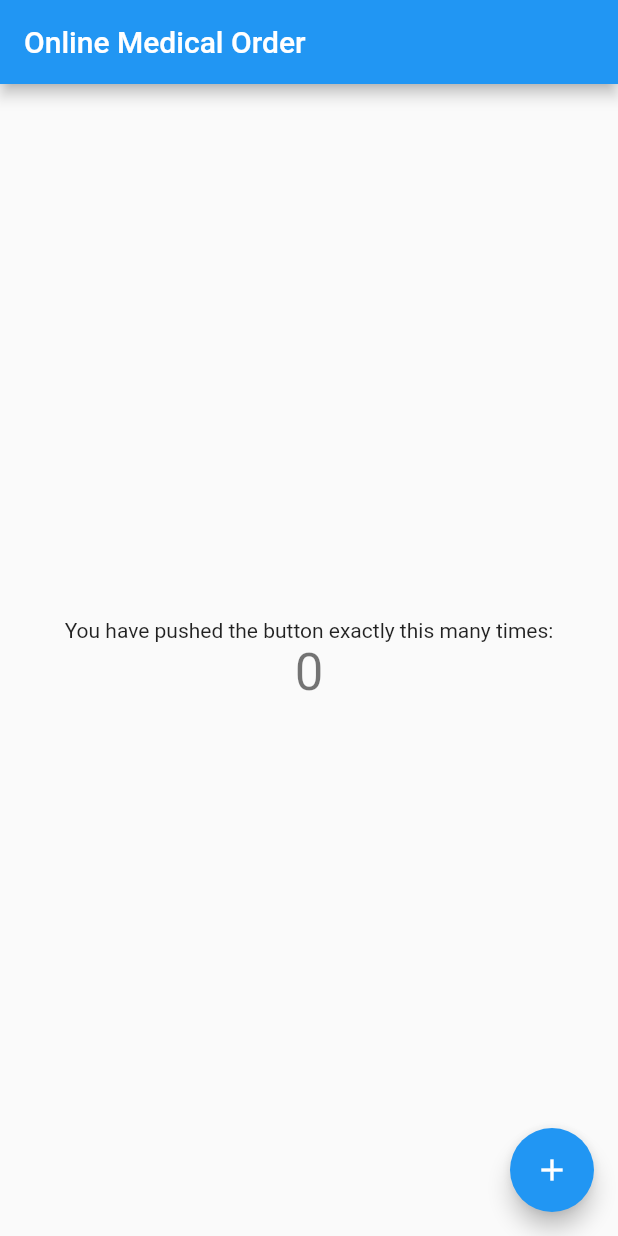
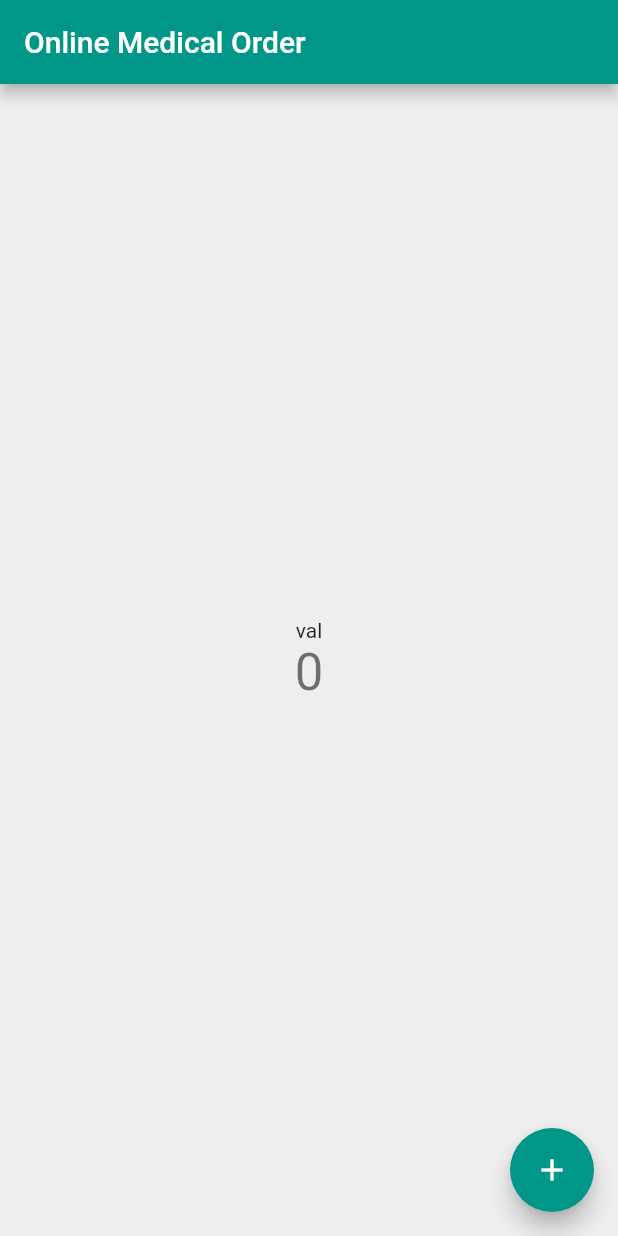
Before and after one commit to ayush-shashank/MTech.CPAD-MedicineOrdering, a Flutter app: the screen it shows after launch, on a phone screen of 412 x 824 dp. Run offline on Flutter 3.47's test engine with Material 2 defaults, Android fonts, the light colour scheme and no system bars.

Commit message:
Custom Fetch API

```diff
--- a/client/order_med/lib/main.dart
+++ b/client/order_med/lib/main.dart
@@ -1,4 +1,5 @@
 import 'package:flutter/material.dart';
+import 'package:order_med/service.dart';
 
 void main() {
   runApp(const MyApp());
@@ -6,23 +7,14 @@ void main() {
 
 class MyApp extends StatelessWidget {
   const MyApp({super.key});
-
   // This widget is the root of your application.
   @override
   Widget build(BuildContext context) {
     return MaterialApp(
       title: 'Flutter Demo',
       theme: ThemeData(
-        // This is the theme of your application.
-        //
-        // Try running your application with "flutter run". You'll see the
-        // application has a blue toolbar. Then, without quitting the app, try
-        // changing the primarySwatch below to Colors.green and then invoke
-        // "hot reload" (press "r" in the console where you ran "flutter run",
-        // or simply save your changes to "hot reload" in a Flutter IDE).
-        // Notice that the counter didn't reset back to zero; the application
-        // is not restarted.
-        primarySwatch: Colors.blue,
+        scaffoldBackgroundColor: Colors.grey[200],
+        primarySwatch: Colors.teal,
       ),
       home: const MyHomePage(title: 'Online Medical Order'),
     );
@@ -32,15 +24,6 @@ class MyApp extends StatelessWidget {
 class MyHomePage extends StatefulWidget {
   const MyHomePage({super.key, required this.title});
 
-  // This widget is the home page of your application. It is stateful, meaning
-  // that it has a State object (defined below) that contains fields that affect
-  // how it looks.
-
-  // This class is the configuration for the state. It holds the values (in this
-  // case the title) provided by the parent (in this case the App widget) and
-  // used by the build method of the State. Fields in a Widget subclass are
-  // always marked "final".
-
   final String title;
 
   @override
@@ -49,55 +32,31 @@ class MyHomePage extends StatefulWidget {
 
 class _MyHomePageState extends State<MyHomePage> {
   int _counter = 0;
+  String resVal = 'val';
 
-  void _incrementCounter() {
+  void _incrementCounter() async {
+    String val = await Service.fetch('/');
+    // String val = await Service.fetch('/user/login', body: {
+    //   "email": "gianni.hills@yahoo.com",
+    //   "password": "4tKj8iA_zgj3h4g"
+    // });
     setState(() {
-      // This call to setState tells the Flutter framework that something has
-      // changed in this State, which causes it to rerun the build method below
-      // so that the display can reflect the updated values. If we changed
-      // _counter without calling setState(), then the build method would not be
-      // called again, and so nothing would appear to happen.
       _counter++;
+      resVal = val;
     });
   }
 
   @override
   Widget build(BuildContext context) {
-    // This method is rerun every time setState is called, for instance as done
-    // by the _incrementCounter method above.
-    //
-    // The Flutter framework has been optimized to make rerunning build methods
-    // fast, so that you can just rebuild anything that needs updating rather
-    // than having to individually change instances of widgets.
     return Scaffold(
       appBar: AppBar(
-        // Here we take the value from the MyHomePage object that was created by
-        // the App.build method, and use it to set our appbar title.
         title: Text(widget.title),
       ),
       body: Center(
-        // Center is a layout widget. It takes a single child and positions it
-        // in the middle of the parent.
         child: Column(
-          // Column is also a layout widget. It takes a list of children and
-          // arranges them vertically. By default, it sizes itself to fit its
-          // children horizontally, and tries to be as tall as its parent.
-          //
-          // Invoke "debug painting" (press "p" in the console, choose the
-          // "Toggle Debug Paint" action from the Flutter Inspector in Android
-          // Studio, or the "Toggle Debug Paint" command in Visual Studio Code)
-          // to see the wireframe for each widget.
-          //
-          // Column has various properties to control how it sizes itself and
-          // how it positions its children. Here we use mainAxisAlignment to
-          // center the children vertically; the main axis here is the vertical
-          // axis because Columns are vertical (the cross axis would be
-          // horizontal).
           mainAxisAlignment: MainAxisAlignment.center,
           children: <Widget>[
-            const Text(
-              'You have pushed the button exactly this many times:',
-            ),
+            Text(resVal),
             Text(
               '$_counter',
               style: Theme.of(context).textTheme.headline4,
@@ -109,7 +68,7 @@ class _MyHomePageState extends State<MyHomePage> {
         onPressed: _incrementCounter,
         tooltip: 'Increment',
         child: const Icon(Icons.add),
-      ), // This trailing comma makes auto-formatting nicer for build methods.
+      ),
     );
   }
 }
--- a/client/order_med/pubspec.yaml
+++ b/client/order_med/pubspec.yaml
@@ -36,6 +36,7 @@ dependencies:
   # The following adds the Cupertino Icons font to your application.
   # Use with the CupertinoIcons class for iOS style icons.
   cupertino_icons: ^1.0.2
+  http: ^0.13.5
 
 dev_dependencies:
   flutter_test:
```
Also changed, not shown: client/order_med/lib/service.dart (added, +30 -0 lines).
